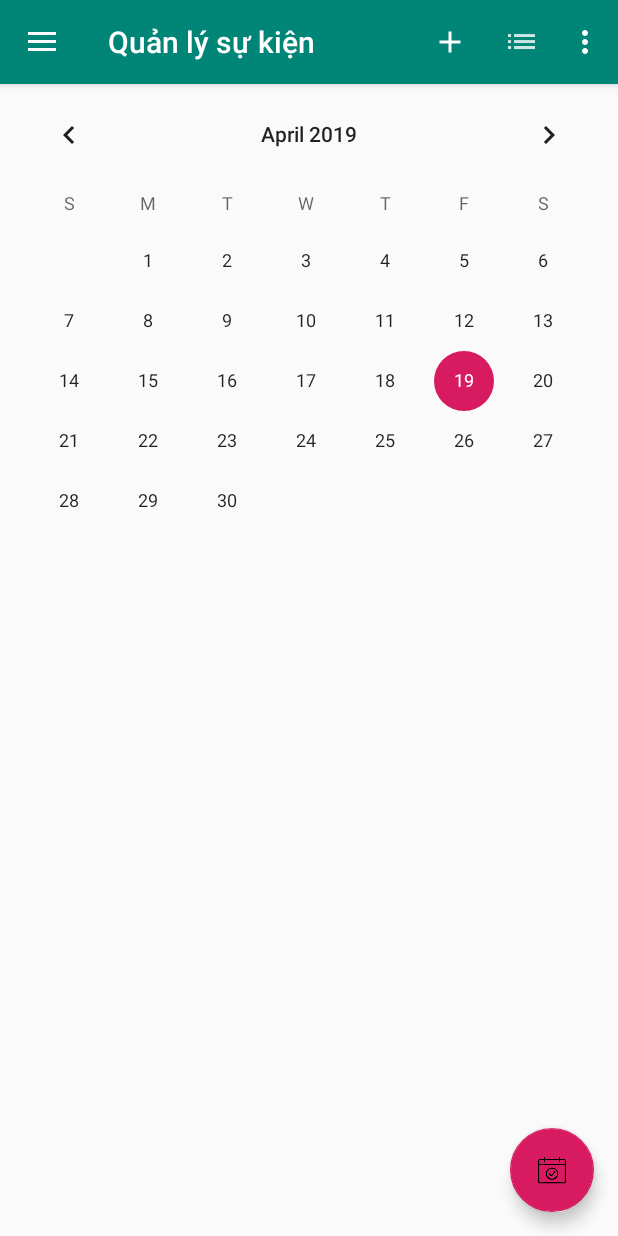
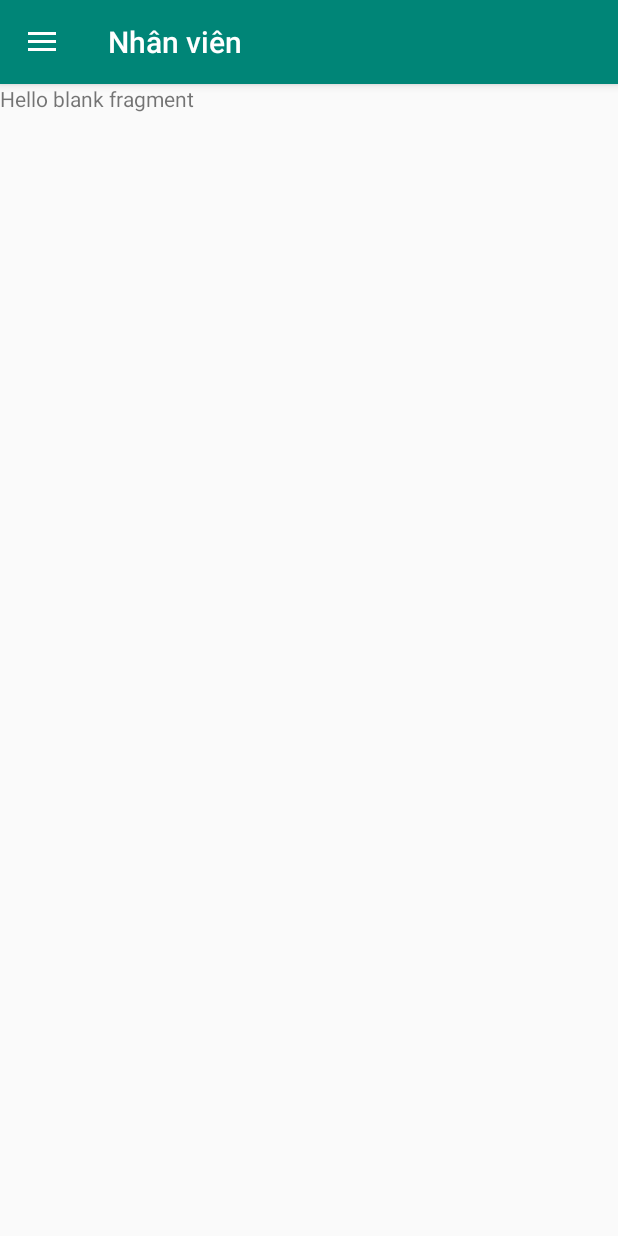
Before and after one commit to vancuong196/events_management, an Android app: the screen it shows after launch (RootActivity), in the side drawer, after a tap on "Quản lý nhân viên", on a phone screen of 412 x 824 dp. Run offline under Robolectric (Android 15) with nearby library versions, the phone set to English and light mode, and no system bars; our stand-ins replace Firebase (no records; nobody signed in at launch, a user with empty details on screens opened directly).

```diff
--- a/app/src/main/java/com/example/clay/event_manager/activities/RootActivity.java
+++ b/app/src/main/java/com/example/clay/event_manager/activities/RootActivity.java
@@ -1,11 +1,9 @@
 package com.example.clay.event_manager.activities;
 
+import android.content.Intent;
 import android.os.Bundle;
-import android.support.design.widget.FloatingActionButton;
-import android.support.design.widget.Snackbar;
 import android.support.v4.app.Fragment;
 import android.support.v4.app.FragmentTransaction;
-import android.view.View;
 import android.support.design.widget.NavigationView;
 import android.support.v4.view.GravityCompat;
 import android.support.v4.widget.DrawerLayout;
@@ -14,20 +12,29 @@ import android.support.v7.app.AppCompatActivity;
 import android.support.v7.widget.Toolbar;
 import android.view.Menu;
 import android.view.MenuItem;
+import android.widget.Toast;
 
 import com.example.clay.event_manager.fragments.EventManagementFragment;
+import com.example.clay.event_manager.fragments.UserManagementFragment;
 import com.example.clay.left.R;
 
 public class RootActivity extends AppCompatActivity
         implements NavigationView.OnNavigationItemSelectedListener {
     NavigationView navigationView;
+    Toolbar toolbar;
     @Override
     protected void onCreate(Bundle savedInstanceState) {
         super.onCreate(savedInstanceState);
         setContentView(R.layout.activity_main);
-        Toolbar toolbar = (Toolbar) findViewById(R.id.toolbar);
-        toolbar.setTitle("Quản lý sự kiện");
+        initView();
+    }
+
+    private void initView() {
+
+        //Init toolbar
+        toolbar = (Toolbar) findViewById(R.id.toolbar);
         setSupportActionBar(toolbar);
+
         DrawerLayout drawer = (DrawerLayout) findViewById(R.id.drawer_layout);
         ActionBarDrawerToggle toggle = new ActionBarDrawerToggle(
                 this, drawer, toolbar, R.string.navigation_drawer_open, R.string.navigation_drawer_close);
@@ -37,13 +44,11 @@ public class RootActivity extends AppCompatActivity
         navigationView = (NavigationView) findViewById(R.id.nav_view);
         navigationView.setNavigationItemSelectedListener(this);
 
-        // Replace root view to default fragment
-        Fragment newFragment = new EventManagementFragment();
-        ReplaceFragment(newFragment);
-        // Make menu checked.
+        //open event management as default.
+        openEventManagementFragment();
+
         setMenuItemChecked(R.id.nav_event);
     }
-
     @Override
     public void onBackPressed() {
         DrawerLayout drawer = (DrawerLayout) findViewById(R.id.drawer_layout);
@@ -59,13 +64,6 @@ public class RootActivity extends AppCompatActivity
         menuItem.setChecked(true);
     }
 
-    @Override
-    public boolean onCreateOptionsMenu(Menu menu) {
-        // Inflate the menu; this adds items to the action bar if it is present.
-        getMenuInflater().inflate(R.menu.main, menu);
-        return true;
-    }
-
     public void ReplaceFragment(Fragment newFragment) {
 
         FragmentTransaction transaction = getSupportFragmentManager().beginTransaction();
@@ -73,24 +71,27 @@ public class RootActivity extends AppCompatActivity
         transaction.addToBackStack(null);
         transaction.commit();
     }
+    private void openEventManagementFragment() {
 
-    @Override
-    public boolean onOptionsItemSelected(MenuItem item) {
-        // Handle action bar item clicks here. The action bar will
-        // automatically handle clicks on the Home/Up button, so long
-        // as you specify a parent activity in AndroidManifest.xml.
-        int id = item.getItemId();
+        // Replace root view to default fragment
+        toolbar.setTitle("Sự kiện");
+        Fragment newFragment = new EventManagementFragment();
+        ReplaceFragment(newFragment);
+    }
+    private void openUserManagementFragment() {
+        // Replace root view to default fragment
+        toolbar.setTitle("Nhân viên");
+        Fragment newFragment = new UserManagementFragment();
+        ReplaceFragment(newFragment);
+    }
 
-        //noinspection SimplifiableIfStatement
-        if (id == R.id.action_add_e) {
-            return true;
-        }
-        if (id == R.id.action_list_view) {
-            return true;
-        }
+    private void openNotficationManagementFragment() {
+        // Replace root view to default fragment
+        toolbar.setTitle("Thông báo");
+        Fragment newFragment = new EventManagementFragment();
+        ReplaceFragment(newFragment);
+    }
 
-        return super.onOptionsItemSelected(item);
-    }
 
     @SuppressWarnings("StatementWithEmptyBody")
     @Override
@@ -99,11 +100,15 @@ public class RootActivity extends AppCompatActivity
         int id = item.getItemId();
 
         if (id == R.id.nav_event) {
-            // Handle the camera action
+
+            openEventManagementFragment();
+
         } else if (id == R.id.nav_employee) {
 
+            openUserManagementFragment();
         } else if (id == R.id.nav_notification) {
 
+            openNotficationManagementFragment();
         } else if (id == R.id.nav_tools) {
 
         } else if (id == R.id.nav_about) {
--- a/app/src/main/java/com/example/clay/event_manager/fragments/EventManagementFragment.java
+++ b/app/src/main/java/com/example/clay/event_manager/fragments/EventManagementFragment.java
@@ -8,6 +8,8 @@ import android.support.annotation.Nullable;
 import android.support.design.widget.FloatingActionButton;
 import android.support.v4.app.Fragment;
 import android.view.LayoutInflater;
+import android.view.Menu;
+import android.view.MenuInflater;
 import android.view.MenuItem;
 import android.view.View;
 import android.view.ViewGroup;
@@ -59,6 +61,40 @@ public class EventManagementFragment extends Fragment {
         addEvents();
         getEmployeeListFromServer();
     }
+
+    @Override
+    public void onCreateOptionsMenu(Menu menu, MenuInflater inflater) {
+        inflater.inflate(R.menu.main, menu);
+        super.onCreateOptionsMenu(menu, inflater);
+    }
+    @Override
+    public void onCreate(@Nullable Bundle savedInstanceState) {
+        super.onCreate(savedInstanceState);
+        setHasOptionsMenu(true);
+    }
+
+    @Override
+    public boolean onOptionsItemSelected(MenuItem item) {
+        // Handle action bar item clicks here. The action bar will
+        // automatically handle clicks on the Home/Up button, so long
+        // as you specify a parent activity in AndroidManifest.xml.
+        int id = item.getItemId();
+
+        //noinspection SimplifiableIfStatement
+        if (id == R.id.action_add_e) {
+            Intent intent = new Intent(getActivity(), AddEventActivity.class);
+            startActivity(intent);
+            return true;
+        }
+        if (id == R.id.action_list_view) {
+            Toast.makeText(getActivity(),"Xem theo danh sách",Toast.LENGTH_SHORT).show();
+            return true;
+        }
+
+        return super.onOptionsItemSelected(item);
+    }
+
+
     private void getEmployeeListFromServer() {
         employeeList = new ArrayList<>();
         database.collection("nhanvien")
--- /dev/null
+++ b/app/src/main/java/com/example/clay/event_manager/fragments/UserManagementFragment.java
@@ -0,0 +1,30 @@
+package com.example.clay.event_manager.fragments;
+
+
+import android.os.Bundle;
+import android.support.v4.app.Fragment;
+import android.view.LayoutInflater;
+import android.view.View;
+import android.view.ViewGroup;
+
+import com.example.clay.left.R;
+
+/**
+ * A simple {@link Fragment} subclass.
+ */
+public class UserManagementFragment extends Fragment {
+
+
+    public UserManagementFragment() {
+        // Required empty public constructor
+    }
+
+
+    @Override
+    public View onCreateView(LayoutInflater inflater, ViewGroup container,
+                             Bundle savedInstanceState) {
+        // Inflate the layout for this fragment
+        return inflater.inflate(R.layout.fragment_user_management, container, false);
+    }
+
+}
--- /dev/null
+++ b/app/src/main/res/layout/fragment_user_management.xml
@@ -0,0 +1,13 @@
+<FrameLayout xmlns:android="http://schemas.android.com/apk/res/android"
+    xmlns:tools="http://schemas.android.com/tools"
+    android:layout_width="match_parent"
+    android:layout_height="match_parent"
+    tools:context="com.example.clay.event_manager.fragments.UserManagementFragment">
+
+    <!-- TODO: Update blank fragment layout -->
+    <TextView
+        android:layout_width="match_parent"
+        android:layout_height="match_parent"
+        android:text="@string/hello_blank_fragment" />
+
+</FrameLayout>
```
Also changed, not shown: app/build.gradle (line endings or trailing spaces).
